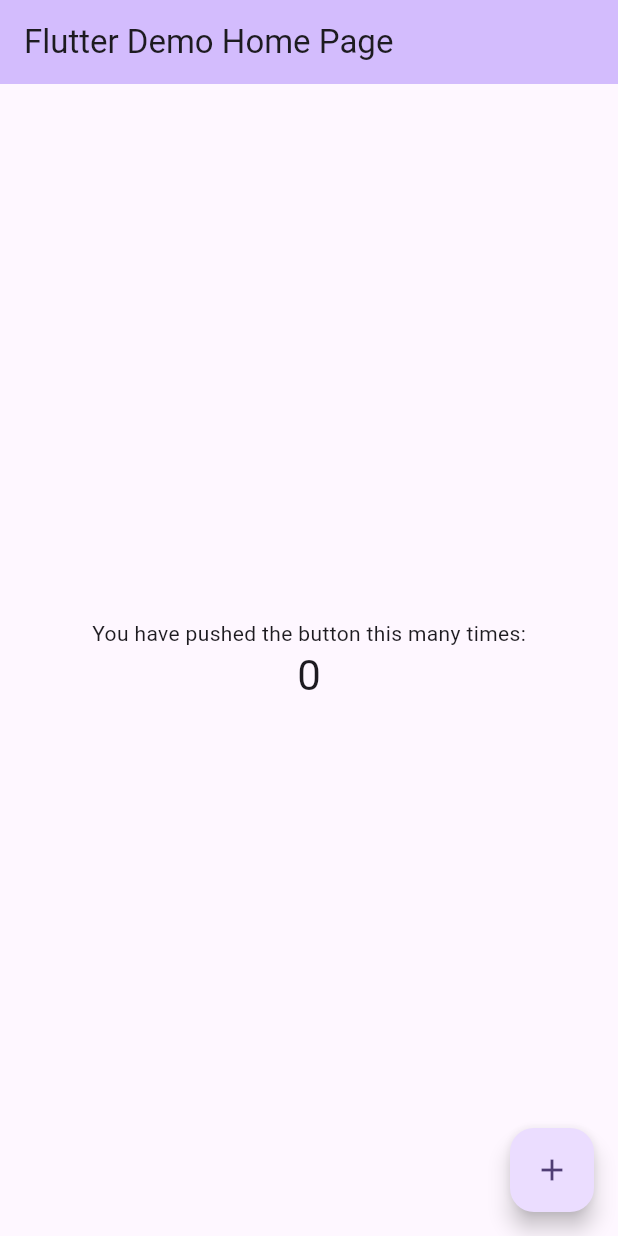
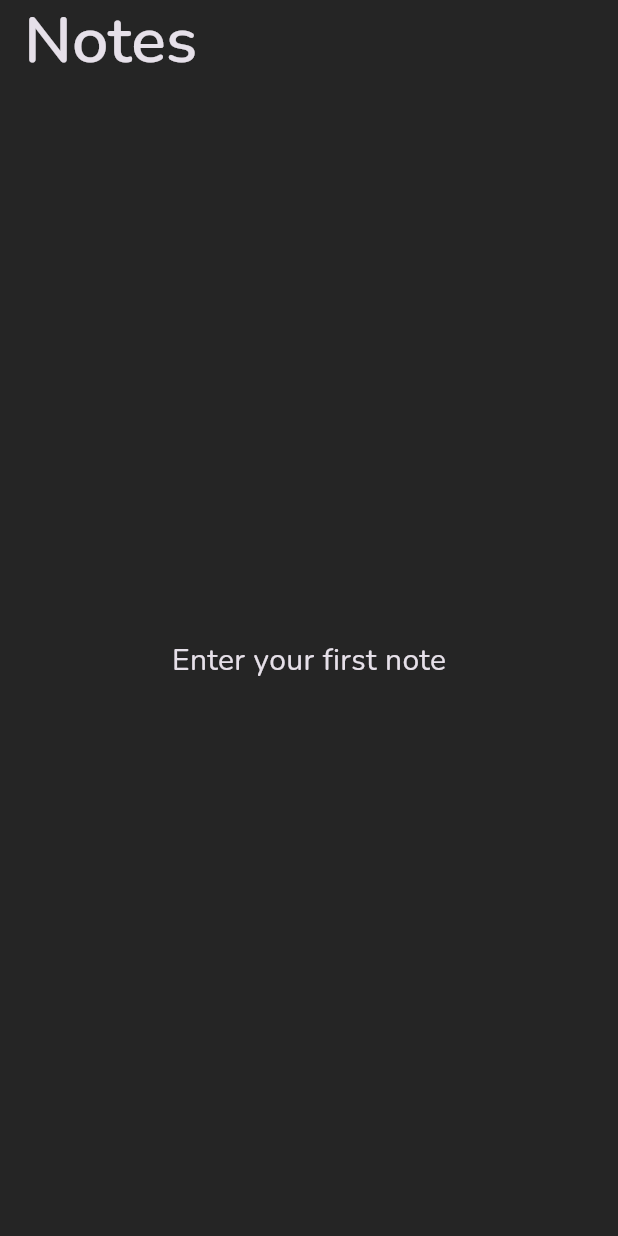
Before and after one commit to GDSC-USTOMB/innovate-mobile-challenge, a Flutter app: the screen it shows after launch, on a phone screen of 412 x 824 dp. Run offline on Flutter 3.47's test engine with Material 3 defaults, Android fonts, the phone set to English and light mode, and no system bars; our stand-ins replace google_fonts.

Commit message:
screen: initial home page

```diff
--- a/lib/main.dart
+++ b/lib/main.dart
@@ -1,4 +1,5 @@
 import 'package:flutter/material.dart';
+import 'package:google_fonts/google_fonts.dart';
 
 void main() {
   runApp(const MyApp());
@@ -7,119 +8,51 @@ void main() {
 class MyApp extends StatelessWidget {
   const MyApp({super.key});
 
-  // This widget is the root of your application.
   @override
   Widget build(BuildContext context) {
     return MaterialApp(
-      title: 'Flutter Demo',
+      title: 'Notes',
       theme: ThemeData(
-        // This is the theme of your application.
-        //
-        // TRY THIS: Try running your application with "flutter run". You'll see
-        // the application has a blue toolbar. Then, without quitting the app,
-        // try changing the seedColor in the colorScheme below to Colors.green
-        // and then invoke "hot reload" (save your changes or press the "hot
-        // reload" button in a Flutter-supported IDE, or press "r" if you used
-        // the command line to start the app).
-        //
-        // Notice that the counter didn't reset back to zero; the application
-        // state is not lost during the reload. To reset the state, use hot
-        // restart instead.
-        //
-        // This works for code too, not just values: Most code changes can be
-        // tested with just a hot reload.
-        colorScheme: ColorScheme.fromSeed(seedColor: Colors.deepPurple),
+        brightness: Brightness.dark,
         useMaterial3: true,
+        scaffoldBackgroundColor: const Color(0xff252525),
+        textTheme: TextTheme(
+          titleLarge: GoogleFonts.nunito(
+            fontSize: 43,
+            fontWeight: FontWeight.w600,
+          ),
+        ),
+        appBarTheme: const AppBarTheme(
+          backgroundColor: Color(0x00000000),
+        ),
       ),
-      home: const MyHomePage(title: 'Flutter Demo Home Page'),
+      home: const MyHomePage(),
     );
   }
 }
 
-class MyHomePage extends StatefulWidget {
-  const MyHomePage({super.key, required this.title});
-
-  // This widget is the home page of your application. It is stateful, meaning
-  // that it has a State object (defined below) that contains fields that affect
-  // how it looks.
-
-  // This class is the configuration for the state. It holds the values (in this
-  // case the title) provided by the parent (in this case the App widget) and
-  // used by the build method of the State. Fields in a Widget subclass are
-  // always marked "final".
-
-  final String title;
-
-  @override
-  State<MyHomePage> createState() => _MyHomePageState();
-}
-
-class _MyHomePageState extends State<MyHomePage> {
-  int _counter = 0;
-
-  void _incrementCounter() {
-    setState(() {
-      // This call to setState tells the Flutter framework that something has
-      // changed in this State, which causes it to rerun the build method below
-      // so that the display can reflect the updated values. If we changed
-      // _counter without calling setState(), then the build method would not be
-      // called again, and so nothing would appear to happen.
-      _counter++;
-    });
-  }
+class MyHomePage extends StatelessWidget {
+  const MyHomePage({super.key});
 
   @override
   Widget build(BuildContext context) {
-    // This method is rerun every time setState is called, for instance as done
-    // by the _incrementCounter method above.
-    //
-    // The Flutter framework has been optimized to make rerunning build methods
-    // fast, so that you can just rebuild anything that needs updating rather
-    // than having to individually change instances of widgets.
     return Scaffold(
       appBar: AppBar(
-        // TRY THIS: Try changing the color here to a specific color (to
-        // Colors.amber, perhaps?) and trigger a hot reload to see the AppBar
-        // change color while the other colors stay the same.
-        backgroundColor: Theme.of(context).colorScheme.inversePrimary,
-        // Here we take the value from the MyHomePage object that was created by
-        // the App.build method, and use it to set our appbar title.
-        title: Text(widget.title),
+        title: const Text('Notes'),
       ),
       body: Center(
-        // Center is a layout widget. It takes a single child and positions it
-        // in the middle of the parent.
         child: Column(
-          // Column is also a layout widget. It takes a list of children and
-          // arranges them vertically. By default, it sizes itself to fit its
-          // children horizontally, and tries to be as tall as its parent.
-          //
-          // Column has various properties to control how it sizes itself and
-          // how it positions its children. Here we use mainAxisAlignment to
-          // center the children vertically; the main axis here is the vertical
-          // axis because Columns are vertical (the cross axis would be
-          // horizontal).
-          //
-          // TRY THIS: Invoke "debug painting" (choose the "Toggle Debug Paint"
-          // action in the IDE, or press "p" in the console), to see the
-          // wireframe for each widget.
           mainAxisAlignment: MainAxisAlignment.center,
           children: <Widget>[
-            const Text(
-              'You have pushed the button this many times:',
-            ),
             Text(
-              '$_counter',
-              style: Theme.of(context).textTheme.headlineMedium,
+              'Enter your first note',
+              style: GoogleFonts.nunito(
+                fontSize: 20,
+              ),
             ),
           ],
         ),
       ),
-      floatingActionButton: FloatingActionButton(
-        onPressed: _incrementCounter,
-        tooltip: 'Increment',
-        child: const Icon(Icons.add),
-      ), // This trailing comma makes auto-formatting nicer for build methods.
     );
   }
 }
```
